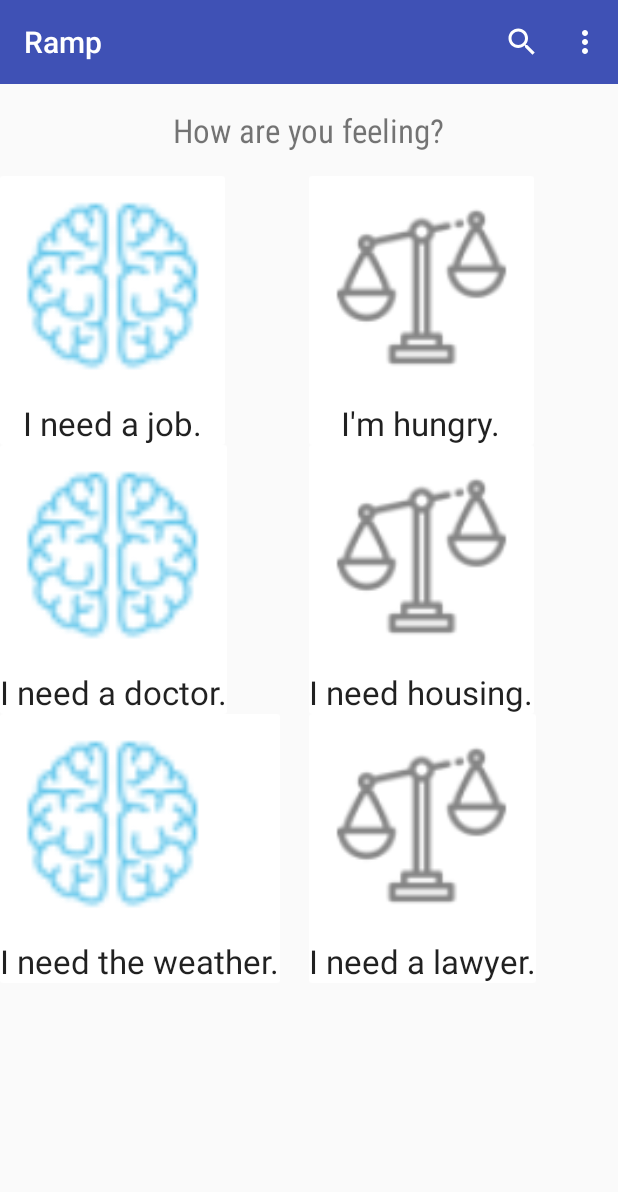
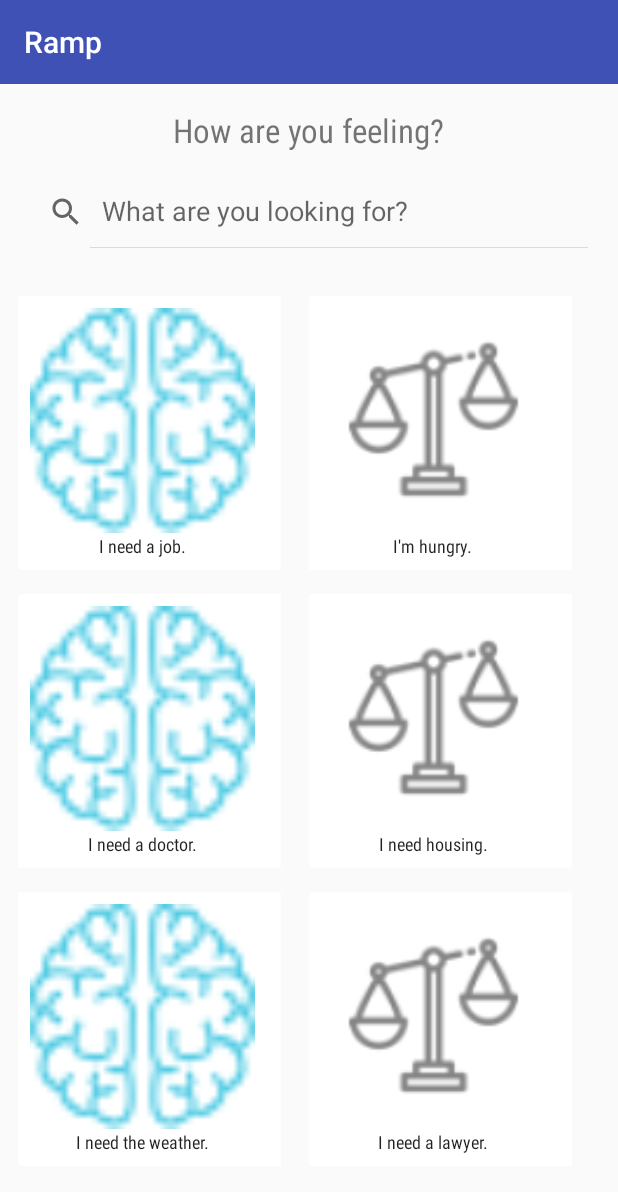
Before and after one commit to jchebert23/RAMP, an Android app: the screen it shows after launch (MainActivity), on a phone screen of 412 x 824 dp. Shown: the top 1192 px of the screen. Run offline under Robolectric (Android 15) with nearby library versions, the phone set to English and light mode, and no system bars; pictures from the network do not load.

Commit message:
improved main page

```diff
--- a/app/src/main/java/com/example/gabrielsaruhashi/ramp/CategoryAdapter.java
+++ b/app/src/main/java/com/example/gabrielsaruhashi/ramp/CategoryAdapter.java
@@ -32,8 +32,8 @@ public class CategoryAdapter extends RecyclerView.Adapter<CategoryAdapter.ViewHo
     public ViewHolder onCreateViewHolder(ViewGroup parent, int viewType) {
         context = parent.getContext();
         LayoutInflater inflater = LayoutInflater.from(context);
-        //create the view using the item_movie layout
-        View categoryView = inflater.inflate(R.layout.item_movie, parent, false);
+        //create the view using the item_category layout
+        View categoryView = inflater.inflate(R.layout.item_category, parent, false);
 
 
         categoryView.setOnClickListener(new View.OnClickListener() {
--- a/app/src/main/java/com/example/gabrielsaruhashi/ramp/GuideAdapter.java
+++ b/app/src/main/java/com/example/gabrielsaruhashi/ramp/GuideAdapter.java
@@ -35,7 +35,7 @@ public class GuideAdapter extends RecyclerView.Adapter<GuideAdapter.ViewHolder>
     public GuideAdapter.ViewHolder onCreateViewHolder(ViewGroup parent, int viewType) {
         final Context context = parent.getContext();
         LayoutInflater inflater = LayoutInflater.from(context);
-        //create the view using the item_movie layout
+        //create the view using the item_category layout
         View subCategoryView = inflater.inflate(R.layout.item_guide, parent, false);
 
         //color = context.getString(R.integer.subCategoryDiffR)
--- a/app/src/main/java/com/example/gabrielsaruhashi/ramp/MainActivity.java
+++ b/app/src/main/java/com/example/gabrielsaruhashi/ramp/MainActivity.java
@@ -1,13 +1,10 @@
 package com.example.gabrielsaruhashi.ramp;
 
 import android.os.Bundle;
-import android.support.v4.view.MenuItemCompat;
 import android.support.v7.app.AppCompatActivity;
 import android.support.v7.widget.GridLayoutManager;
 import android.support.v7.widget.RecyclerView;
-import android.support.v7.widget.SearchView;
-import android.view.Menu;
-import android.view.MenuItem;
+import android.widget.SearchView;
 
 import com.example.gabrielsaruhashi.ramp.models.Category;
 
@@ -26,6 +23,7 @@ public class MainActivity extends AppCompatActivity {
     //track adapter and recycle view
     RecyclerView rvCategories;
     CategoryAdapter adapter;
+    SearchView svSearchview;
 
     @Override
     protected void onCreate(Bundle savedInstanceState) {
@@ -39,17 +37,23 @@ public class MainActivity extends AppCompatActivity {
         rvCategories = (RecyclerView) findViewById(R.id.rvCategories);
         rvCategories.setLayoutManager(new GridLayoutManager(this, 2));
         rvCategories.setAdapter(adapter);
+        // get reference to searchview
+        svSearchview = (SearchView) findViewById(R.id.svSearchbar);
+        svSearchview.setQueryHint("What are you looking for?"); // set the hint text to display in the query text field
+        svSearchview.setIconifiedByDefault(false);  // set the default or resting state of the search field
+
 
 
         getCurrentCategories();
     }
 
+    /*
     @Override
     public boolean onCreateOptionsMenu(Menu menu) {
         // Inflate the menu; this adds items to the action bar if it is present.
         getMenuInflater().inflate(R.menu.menu_category_list, menu);
         MenuItem searchItem = menu.findItem(R.id.action_search);
-        final SearchView searchView = (SearchView) MenuItemCompat.getActionView(searchItem);
+        final android.support.v7.widget.SearchView searchView = (Sear) MenuItemCompat.getActionView(searchItem);
         searchView.setOnQueryTextListener(new SearchView.OnQueryTextListener() {
             @Override
             public boolean onQueryTextSubmit(String query) {
@@ -69,7 +73,7 @@ public class MainActivity extends AppCompatActivity {
         });
         return super.onCreateOptionsMenu(menu);
 
-    }
+    } */
 
 
     //get the list of current objects
--- a/app/src/main/java/com/example/gabrielsaruhashi/ramp/SubCategoryAdapter.java
+++ b/app/src/main/java/com/example/gabrielsaruhashi/ramp/SubCategoryAdapter.java
@@ -29,7 +29,7 @@ public class SubCategoryAdapter extends RecyclerView.Adapter<SubCategoryAdapter.
     public ViewHolder onCreateViewHolder(ViewGroup parent, int viewType) {
         context = parent.getContext();
         LayoutInflater inflater = LayoutInflater.from(context);
-        //create the view using the item_movie layout
+        //create the view using the item_category layout
         View categoryView = inflater.inflate(R.layout.item_subcategory, parent, false);
 
         /*categoryView.setOnClickListener(new View.OnClickListener() {
--- /dev/null
+++ b/app/src/main/res/drawable/ic_mental_category.xml
@@ -0,0 +1,81 @@
+<vector android:height="24dp" android:viewportHeight="63.0"
+    android:viewportWidth="64.0" android:width="24dp" xmlns:android="http://schemas.android.com/apk/res/android">
+    <path android:fillColor="#00000000"
+        android:pathData="M15,6C12.33,6.67 10.67,8 10,10C9.33,12 9.67,13.67 11,15"
+        android:strokeColor="#4FCBE4" android:strokeWidth="1.9"/>
+    <path android:fillColor="#00000000"
+        android:pathData="M21,20C17.67,18.67 15.33,18.67 14,20C12.67,21.33 12.67,23.33 14,26"
+        android:strokeColor="#4FCBE4" android:strokeWidth="1.9"/>
+    <path android:fillColor="#00000000"
+        android:pathData="M12,38C8,37.33 5.33,39 4,43C2.67,47 4.33,50 9,52"
+        android:strokeColor="#4FCBE4" android:strokeWidth="1.9"/>
+    <path android:fillColor="#00000000"
+        android:pathData="M12,48C8.67,50.67 8.33,53.33 11,56C13.67,58.67 16,59.33 18,58"
+        android:strokeColor="#4FCBE4" android:strokeWidth="1.9"/>
+    <path android:fillColor="#00000000"
+        android:pathData="M19,52C16.33,56.67 17.67,59.67 23,61C28.33,62.33 30,57.33 28,46"
+        android:strokeColor="#4FCBE4" android:strokeWidth="1.9"/>
+    <path android:fillColor="#00000000"
+        android:pathData="M19,27C19.64,25.83 20.3,25.16 21,25C23.99,24.3 27.36,24.58 28,23C29.81,18.5 28.93,6.74 29,5C29.09,2.82 26.92,0.52 25,1C22.33,1.67 22.03,3.67 24.08,7C24.18,7.33 24.15,7.33 24,7C22.96,4.75 22.32,2 20,2C16,2 13.23,7.23 18,12C19.81,13.81 21.07,12.2 22,11C22.61,10.22 20,13.03 22,15C23.34,16.32 24.68,16.32 26,15"
+        android:strokeColor="#4FCBE4" android:strokeWidth="1.9"/>
+    <path android:fillColor="#00000000"
+        android:pathData="M10,12C7.33,12 5.67,13 5,15C4.33,17 4.33,18.67 5,20"
+        android:strokeColor="#4FCBE4" android:strokeWidth="1.9"/>
+    <path android:fillColor="#00000000"
+        android:pathData="M14,20C9.33,18 5.67,18.33 3,21C0.33,23.67 0.33,27 3,31"
+        android:strokeColor="#4FCBE4" android:strokeWidth="1.9"/>
+    <path android:fillColor="#00000000"
+        android:pathData="M23.11,35C24.6,41 22.71,43.67 17.43,43C12.16,42.33 11.07,39 14.18,33"
+        android:strokeColor="#4FCBE4" android:strokeWidth="1.9"/>
+    <path android:fillColor="#00000000"
+        android:pathData="M5,29C2.33,30.33 1,32.33 1,35C1,37.67 2.33,39.67 5,41"
+        android:strokeColor="#4FCBE4" android:strokeWidth="1.9"/>
+    <path android:fillColor="#00000000"
+        android:pathData="M9,25C6.33,25.67 5,27 5,29C5,31 6.33,32.33 9,33"
+        android:strokeColor="#4FCBE4" android:strokeWidth="1.9"/>
+    <path android:fillColor="#00000000"
+        android:pathData="M19,47C17.47,49 17.47,50.67 19,52C20.53,53.33 22.2,53 24,51"
+        android:strokeColor="#4FCBE4" android:strokeWidth="1.9"/>
+    <path android:fillColor="#00000000"
+        android:pathData="M22,46C27.33,48 29.67,45 29,37C28.7,33.4 29.57,30.98 29,29C28.54,27.39 27.2,26.05 25,25"
+        android:strokeColor="#4FCBE4" android:strokeWidth="1.9"/>
+    <path android:fillColor="#00000000"
+        android:pathData="M49,6C51.67,6.67 53.33,8 54,10C54.67,12 54.33,13.67 53,15"
+        android:strokeColor="#4FCBE4" android:strokeWidth="1.9"/>
+    <path android:fillColor="#00000000"
+        android:pathData="M42,20C45.33,18.67 47.67,18.67 49,20C50.33,21.33 50.33,23.33 49,26"
+        android:strokeColor="#4FCBE4" android:strokeWidth="1.9"/>
+    <path android:fillColor="#00000000"
+        android:pathData="M52,38C56,37.33 58.67,39 60,43C61.33,47 59.67,50 55,52"
+        android:strokeColor="#4FCBE4" android:strokeWidth="1.9"/>
+    <path android:fillColor="#00000000"
+        android:pathData="M52,48C55.33,50.67 55.67,53.33 53,56C50.33,58.67 48,59.33 46,58"
+        android:strokeColor="#4FCBE4" android:strokeWidth="1.9"/>
+    <path android:fillColor="#00000000"
+        android:pathData="M45,52C47.67,56.67 46.33,59.67 41,61C35.67,62.33 34,57.33 36,46"
+        android:strokeColor="#4FCBE4" android:strokeWidth="1.9"/>
+    <path android:fillColor="#00000000"
+        android:pathData="M45,27C44.36,25.83 43.7,25.16 43,25C40.01,24.3 36.64,24.58 36,23C34.19,18.5 35.07,6.74 35,5C34.91,2.82 37.08,0.52 39,1C41.67,1.67 41.97,3.67 39.92,7C39.82,7.33 39.85,7.33 40,7C41.04,4.75 41.68,2 44,2C48,2 50.77,7.23 46,12C44.19,13.81 42.93,12.2 42,11C41.39,10.22 44,13.03 42,15C40.66,16.32 39.32,16.32 38,15"
+        android:strokeColor="#4FCBE4" android:strokeWidth="1.9"/>
+    <path android:fillColor="#00000000"
+        android:pathData="M54,12C56.67,12 58.33,13 59,15C59.67,17 59.67,18.67 59,20"
+        android:strokeColor="#4FCBE4" android:strokeWidth="1.9"/>
+    <path android:fillColor="#00000000"
+        android:pathData="M50,20C54.67,18 58.33,18.33 61,21C63.67,23.67 63.67,27 61,31"
+        android:strokeColor="#4FCBE4" android:strokeWidth="1.9"/>
+    <path android:fillColor="#00000000"
+        android:pathData="M40.89,35C39.4,41 41.29,43.67 46.57,43C51.84,42.33 52.93,39 49.82,33"
+        android:strokeColor="#4FCBE4" android:strokeWidth="1.9"/>
+    <path android:fillColor="#00000000"
+        android:pathData="M59,29C61.67,30.33 63,32.33 63,35C63,37.67 61.67,39.67 59,41"
+        android:strokeColor="#4FCBE4" android:strokeWidth="1.9"/>
+    <path android:fillColor="#00000000"
+        android:pathData="M55,25C57.67,25.67 59,27 59,29C59,31 57.67,32.33 55,33"
+        android:strokeColor="#4FCBE4" android:strokeWidth="1.9"/>
+    <path android:fillColor="#00000000"
+        android:pathData="M45,47C46.53,49 46.53,50.67 45,52C43.47,53.33 41.8,53 40,51"
+        android:strokeColor="#4FCBE4" android:strokeWidth="1.9"/>
+    <path android:fillColor="#00000000"
+        android:pathData="M42,46C36.67,48 34.33,45 35,37C35.3,33.4 34.43,30.98 35,29C35.46,27.39 36.8,26.05 39,25"
+        android:strokeColor="#4FCBE4" android:strokeWidth="1.9"/>
+</vector>
--- a/app/src/main/res/layout/activity_main.xml
+++ b/app/src/main/res/layout/activity_main.xml
@@ -17,12 +17,23 @@
         android:layout_marginTop="@dimen/top_margin"
         android:text="How are you feeling?" />
 
+    <SearchView
+        android:id="@+id/svSearchbar"
+        android:layout_width="match_parent"
+        android:layout_marginTop="@dimen/top_margin"
+        android:layout_below="@id/TitleQuestionLabel"
+        android:layout_marginRight="@dimen/horizontal_margin"
+        android:layout_marginLeft="@dimen/horizontal_margin"
+        android:layout_height="wrap_content" />
+
     <android.support.v7.widget.RecyclerView
         android:id="@+id/rvCategories"
         android:layout_width="match_parent"
         android:layout_height="match_parent"
         android:layout_centerHorizontal="true"
-        android:layout_below="@+id/TitleQuestionLabel"
+        android:layout_marginLeft="12dp"
+        android:layout_marginRight="12dp"
+        android:layout_below="@+id/svSearchbar"
         android:layout_marginTop="@dimen/top_margin" />
 
 </RelativeLayout>
--- a/app/src/main/res/layout/item_movie.xml
+++ b/app/src/main/res/layout/item_category.xml
@@ -5,8 +5,13 @@
     xmlns:card_view="http://schemas.android.com/apk/res-auto"
     xmlns:android="http://schemas.android.com/apk/res/android"
     xmlns:app="http://schemas.android.com/apk/res-auto"
-    android:layout_width="wrap_content"
-    android:layout_height="wrap_content">
+    android:layout_centerHorizontal="true"
+    android:layout_width="175dp"
+    card_view:cardCornerRadius="2dp"
+    card_view:cardElevation="4dp"
+    card_view:contentPadding="8dp"
+    android:layout_height="wrap_content"
+    android:layout_marginTop="@dimen/top_margin">
 
     <RelativeLayout
         android:layout_width="wrap_content"
@@ -14,18 +19,18 @@
 
         <ImageView
             android:id="@+id/categoryImage"
+            android:layout_centerHorizontal="true"
             android:layout_width="150dp"
             android:layout_height="150dp"
-            android:layout_alignParentStart="true"
-            android:layout_alignParentTop="true"
             app:srcCompat="@android:color/holo_blue_dark" />
 
         <TextView
             android:id="@+id/categoryTitle"
             android:layout_width="wrap_content"
             android:layout_height="wrap_content"
-            android:fontFamily="sans-serif"
+            android:fontFamily="sans-serif-condensed"
             android:layout_centerHorizontal="true"
+            android:textSize="12sp"
             android:layout_below="@+id/categoryImage"
             android:text="Category Title"
             android:textAppearance="@android:style/TextAppearance.Large" />
--- a/app/src/main/res/values/dimens.xml
+++ b/app/src/main/res/values/dimens.xml
@@ -2,6 +2,7 @@
     <dimen name="fab_margin">16dp</dimen>
     <dimen name="top_margin">16dp</dimen>
     <dimen name="font_header">22sp</dimen>
+    <dimen name="horizontal_margin">12dp</dimen>
 
 
 </resources>
```
Also changed, not shown: app/src/main/res/drawable-hdpi/ic_mental_category.png (deleted), app/src/main/res/drawable-mdpi/ic_mental_category.png (deleted), app/src/main/res/drawable-xhdpi/ic_mental_category.png (deleted), app/src/main/res/drawable-xxhdpi/ic_mental_category.png (deleted).
